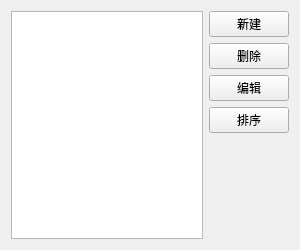
Before: the Qt Designer form Srcs/TagManager/tag_manager.ui in NuclearCannon/knowledge_manager, drawn with Qt 5.
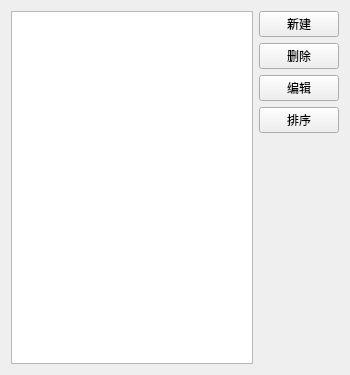
After: the same form once the commit is applied.

Diff of the .ui file:
```diff
--- a/Srcs/TagManager/tag_manager.ui
+++ b/Srcs/TagManager/tag_manager.ui
@@ -6,8 +6,8 @@
    <rect>
     <x>0</x>
     <y>0</y>
-    <width>300</width>
-    <height>250</height>
+    <width>350</width>
+    <height>375</height>
    </rect>
   </property>
   <property name="sizePolicy">
@@ -18,8 +18,8 @@
   </property>
   <property name="minimumSize">
    <size>
-    <width>300</width>
-    <height>250</height>
+    <width>350</width>
+    <height>375</height>
    </size>
   </property>
   <property name="windowTitle">
```
